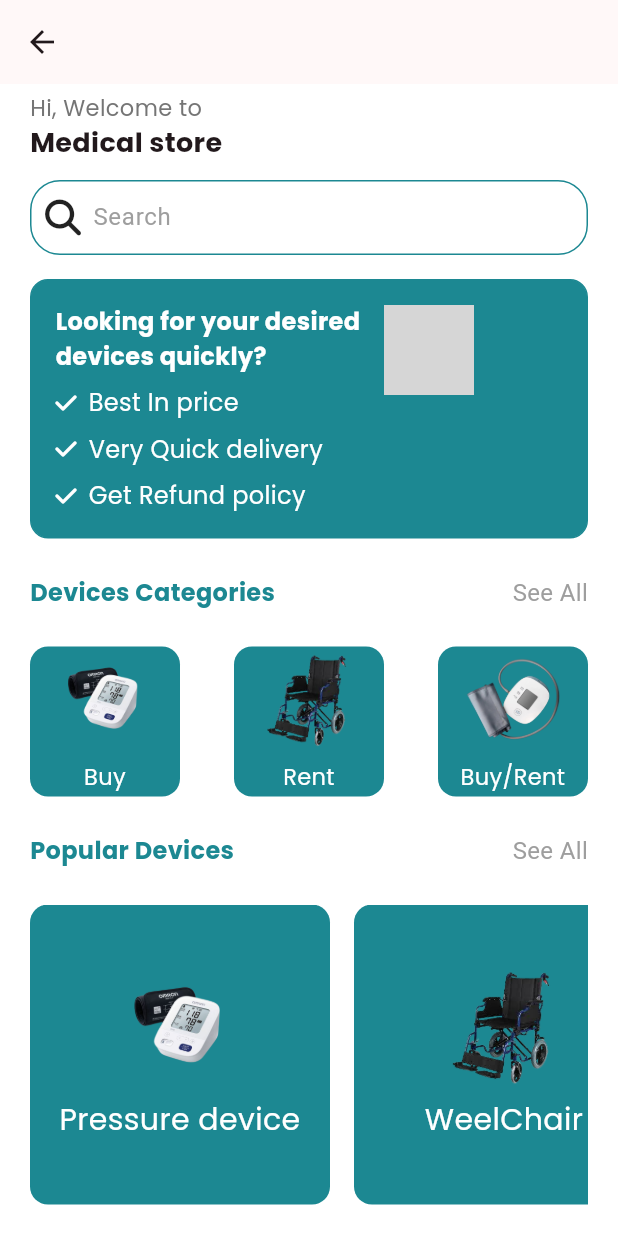
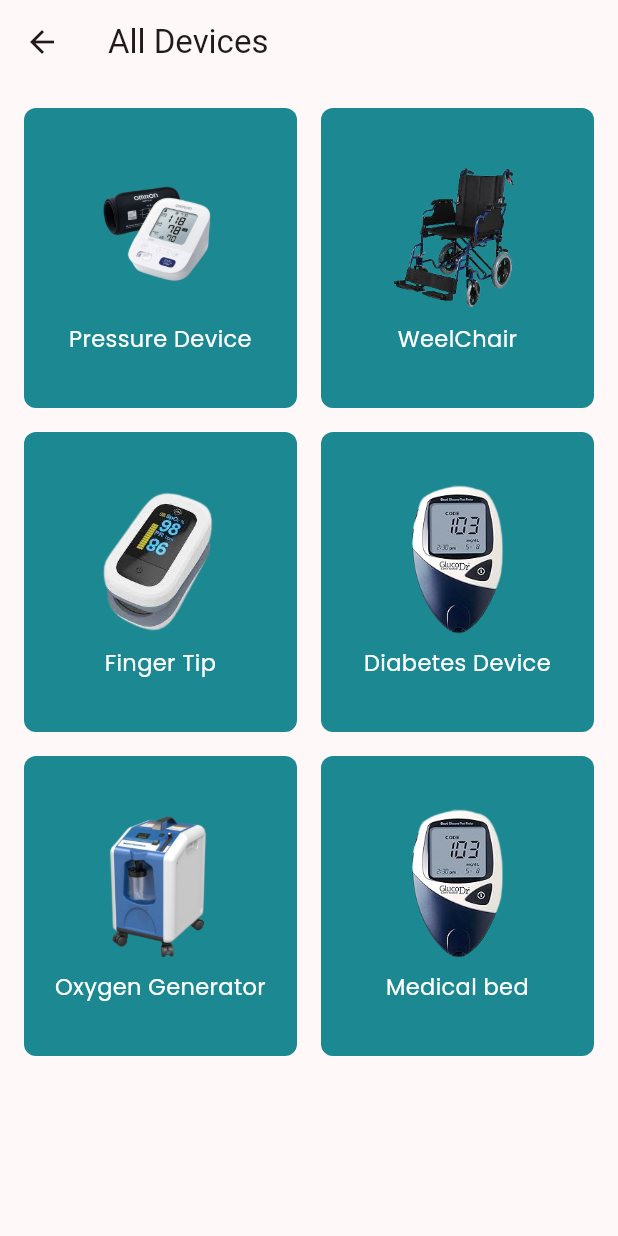
Before and after one commit to QutaibaQusai/heartful-care, a Flutter app: the Medical screen opened directly, after a tap on "See All", on a phone screen of 412 x 824 dp. Run offline on Flutter 3.47's test engine with Material 3 defaults, Android fonts, the light colour scheme and no system bars; our stand-ins replace firebase_auth, firebase_core, flutter_settings_screens, font_awesome_flutter, google_fonts, iconsax and 1 more; accounts and stored records are empty; grey boxes are pictures that could not be loaded.

Commit message:
make alldevicespage

```diff
--- /dev/null
+++ b/lib/sections/AllDevicesPage.dart
@@ -0,0 +1,94 @@
+// AllDevicesPage.dart
+import 'package:flutter/material.dart';
+import 'package:google_fonts/google_fonts.dart';
+
+class AllDevicesPage extends StatefulWidget {
+  const AllDevicesPage({Key? key}) : super(key: key);
+
+  @override
+  State<AllDevicesPage> createState() => _AllDevicesPage();
+}
+
+class _AllDevicesPage extends State<AllDevicesPage> {
+  // Dummy data for testing, replace this with your actual data
+  List<Device> devices = [
+    Device(name: 'Pressure Device', imagePath: 'images/pressure.png'),
+    Device(name: 'WeelChair', imagePath: 'images/weelchair2.png'),
+    Device(name: 'Finger Tip', imagePath: 'images/finger_tip.png'),
+    Device(name: 'Diabetes Device', imagePath: 'images/Diabetes_device.png'),
+    Device(name: 'Oxygen Generator', imagePath: 'images/oxygen_generator.png'),
+    Device(name: 'Medical bed', imagePath: 'images/Diabetes_device.png'),
+    // Add more devices as needed
+  ];
+
+  @override
+  Widget build(BuildContext context) {
+    return Scaffold(
+      appBar: AppBar(
+        title: Text("All Devices"),
+      ),
+      body: Container(
+        padding: EdgeInsets.all(16),
+        child: ListView.builder(
+          itemCount: (devices.length / 2).ceil(), // Number of rows
+          itemBuilder: (context, rowIndex) {
+            return Column(
+              children: [
+                Row(
+                  children: [
+                    _buildLargeBox(devices[rowIndex * 2]),
+                    SizedBox(width: 16),
+                    if (rowIndex * 2 + 1 < devices.length)
+                      _buildLargeBox(devices[rowIndex * 2 + 1]),
+                  ],
+                ),
+                SizedBox(height: 16), // Add space between rows
+              ],
+            );
+          },
+        ),
+      ),
+    );
+  }
+
+  Widget _buildLargeBox(Device device) {
+    return Expanded(
+      child: Container(
+        width: 200,
+        height: 200,
+        decoration: BoxDecoration(
+          borderRadius: BorderRadius.circular(8),
+          color: Color(0xFF1C8892),
+        ),
+        child: Column(
+          mainAxisAlignment: MainAxisAlignment.center,
+          children: [
+            Image.asset(
+              device.imagePath,
+              width: 100,
+              height: 100,
+              fit: BoxFit.cover,
+            ),
+            SizedBox(height: 8),
+            Text(
+              device.name,
+              style: TextStyle(
+                color: Colors.white,
+                fontSize: 15,
+                fontFamily: GoogleFonts.poppins().fontFamily,
+              ),
+              textAlign: TextAlign.center,
+            ),
+          ],
+        ),
+      ),
+    );
+  }
+}
+
+class Device {
+  final String name;
+  final String imagePath;
+
+  Device({required this.name, required this.imagePath});
+}
--- a/lib/sections/medical_devices.dart
+++ b/lib/sections/medical_devices.dart
@@ -1,6 +1,7 @@
 import 'package:flutter/material.dart';
 import 'package:font_awesome_flutter/font_awesome_flutter.dart';
 import 'package:google_fonts/google_fonts.dart';
+import 'package:test/sections/AllDevicesPage.dart';
 
 class Medical extends StatelessWidget {
   const Medical({Key? key}) : super(key: key);
@@ -173,7 +174,7 @@ class Medical extends StatelessWidget {
                           fontFamily: GoogleFonts.poppins().fontFamily,
                         ),
                       ),
-                      GestureDetector(
+                      /*GestureDetector(
                         onTap: () {
                           // Add your onTap logic here
                         },
@@ -184,7 +185,7 @@ class Medical extends StatelessWidget {
                             fontSize: 16,
                           ),
                         ),
-                      ),
+                      ),*/
                     ],
                   ),
                 ),
@@ -216,7 +217,11 @@ class Medical extends StatelessWidget {
                       ),
                       GestureDetector(
                         onTap: () {
-                          // Add your onTap logic here
+                          Navigator.push(
+                            context,
+                            MaterialPageRoute(
+                                builder: (context) => AllDevicesPage()),
+                          );
                         },
                         child: Text(
                           "See All",
@@ -255,7 +260,7 @@ class Medical extends StatelessWidget {
       width: 100,
       height: 100,
       decoration: BoxDecoration(
-        borderRadius: BorderRadius.circular(12),
+        borderRadius: BorderRadius.circular(8),
         color: Color(0xFF1C8892),
       ),
       child: Column(
@@ -263,8 +268,8 @@ class Medical extends StatelessWidget {
         children: [
           Image.asset(
             imagePath,
-            width: 65,
-            height: 65,
+            width: 70,
+            height: 70,
             fit: BoxFit.cover,
           ),
           SizedBox(height: 8),
@@ -287,7 +292,7 @@ class Medical extends StatelessWidget {
       width: 200,
       height: 200,
       decoration: BoxDecoration(
-        borderRadius: BorderRadius.circular(12),
+        borderRadius: BorderRadius.circular(8),
         color: Color(0xFF1C8892),
       ),
       child: Column(
@@ -295,8 +300,8 @@ class Medical extends StatelessWidget {
         children: [
           Image.asset(
             imagePath,
-            width: 80,
-            height: 80,
+            width: 100,
+            height: 100,
             fit: BoxFit.cover,
           ),
           SizedBox(height: 8),
@@ -304,7 +309,7 @@ class Medical extends StatelessWidget {
             text,
             style: TextStyle(
               color: Colors.white,
-              fontSize: 20,
+              fontSize: 15,
               fontFamily: GoogleFonts.poppins().fontFamily,
             ),
             textAlign: TextAlign.center,
```
Also changed, not shown: images/Diabetes_device.png (added), images/Medical_bed.png (added), images/finger_tip.png (added), images/oxygen_generator.png (added), images/pressure.jpg (deleted).
